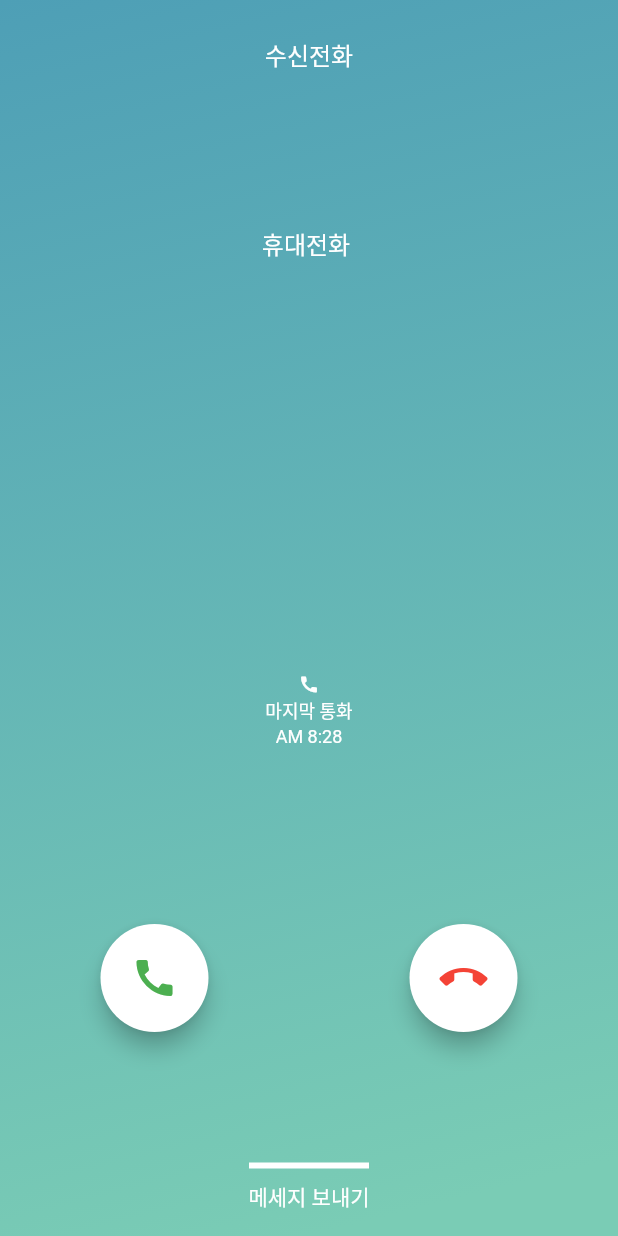
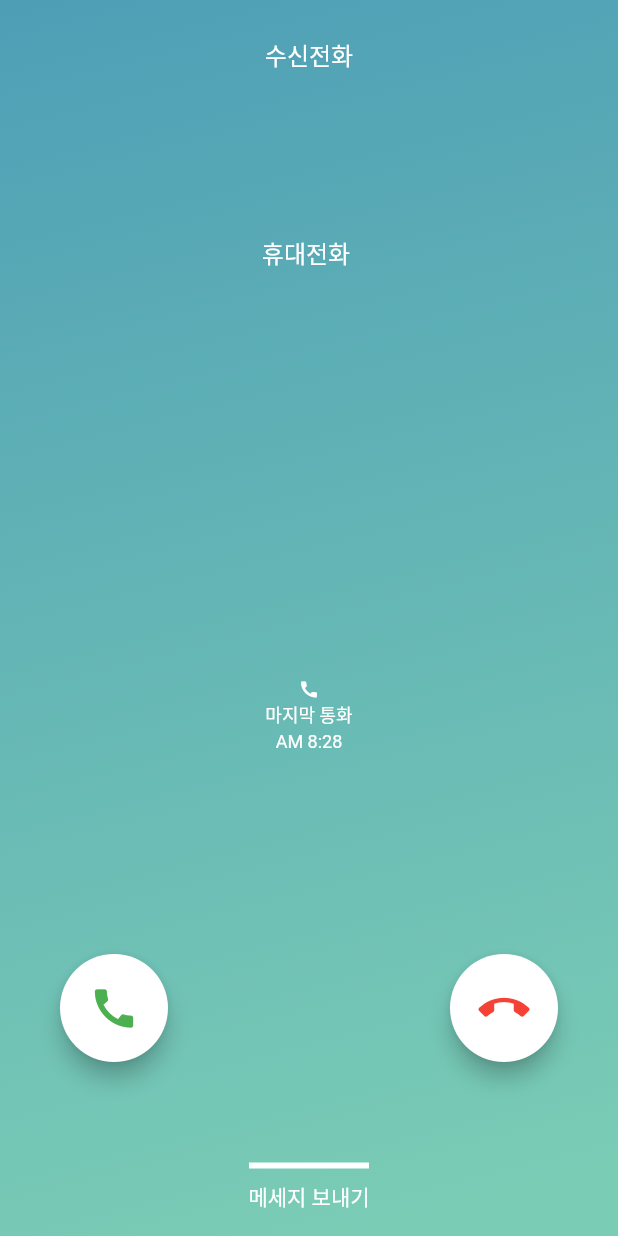
Before and after one commit to choisc91/fake_call, a Flutter app: the WaitCallPage screen opened directly with empty values, on a phone screen of 412 x 824 dp. Run offline on Flutter 3.47's test engine with Material 2 defaults, Android fonts, the phone set to English and light mode, and no system bars; our stand-ins replace numberpicker; missing offline and left inert: simple_ripple_animation.

Commit message:
# 수신중 화면 작성. # 페이지 테마 컬러 변경

```diff
--- a/lib/widget/page_wait_call.dart
+++ b/lib/widget/page_wait_call.dart
@@ -1,9 +1,11 @@
 import 'package:fake_call/model/settings.dart';
+import 'package:fake_call/widget/page_receive.dart';
 import 'package:flutter/material.dart';
 import 'package:flutter/services.dart';
 import 'package:simple_ripple_animation/simple_ripple_animation.dart';
 
 // 수신 화면.
+// todo 현지화 작업 필요.
 class WaitCallPage extends StatefulWidget {
   final Settings settings;
 
@@ -18,7 +20,6 @@ class _WaitCallPageState extends State<WaitCallPage> {
   void initState() {
     super.initState();
     SystemChrome.setEnabledSystemUIMode(SystemUiMode.immersiveSticky);
-    HapticFeedback.lightImpact();
   }
 
   @override
@@ -26,9 +27,9 @@ class _WaitCallPageState extends State<WaitCallPage> {
     return Scaffold(
       floatingActionButtonLocation: FloatingActionButtonLocation.centerFloat,
       floatingActionButton: Padding(
-        padding: const EdgeInsets.only(bottom: 120.0),
+        padding: const EdgeInsets.only(bottom: 100.0, left: 40.0, right: 40.0),
         child: Row(
-          mainAxisAlignment: MainAxisAlignment.spaceAround,
+          mainAxisAlignment: MainAxisAlignment.spaceBetween,
           children: [
             RippleAnimation(
               repeat: true,
@@ -42,13 +43,13 @@ class _WaitCallPageState extends State<WaitCallPage> {
                   heroTag: 'CALL',
                   backgroundColor: Colors.white,
                   onPressed: () {
-                    // todo, 통화중 화면으로 이동.
+                    Navigator.pushReplacement(
+                      context,
+                      MaterialPageRoute(
+                          builder: (context) => ReceivePage(settings: widget.settings)),
+                    );
                   },
-                  child: const Icon(
-                    Icons.call,
-                    color: Colors.green,
-                    size: 32.0,
-                  ),
+                  child: const Icon(Icons.call, color: Colors.green, size: 34.0),
                 ),
               ),
             ),
@@ -63,17 +64,11 @@ class _WaitCallPageState extends State<WaitCallPage> {
                 child: FloatingActionButton(
                   heroTag: 'CALL_END',
                   backgroundColor: Colors.white,
-                  onPressed: () {
-                    // todo, 앱 종료.
-                  },
-                  child: const Icon(
-                    Icons.call_end,
-                    color: Colors.red,
-                    size: 32.0,
-                  ),
+                  onPressed: () => SystemNavigator.pop(),
+                  child: const Icon(Icons.call_end, color: Colors.red, size: 34.0),
                 ),
               ),
-            )
+            ),
           ],
         ),
       ),
@@ -110,10 +105,10 @@ class _WaitCallPageState extends State<WaitCallPage> {
                   widget.settings.name,
                   style: const TextStyle(
                     color: Colors.white,
-                    fontSize: 32.0,
+                    fontSize: 36.0,
                   ),
                 ),
-                const SizedBox(height: 4.0),
+                const SizedBox(height: 6.0),
                 Text(
                   '휴대전화 ${widget.settings.number}',
                   style: const TextStyle(
```
Also changed, not shown: lib/main.dart (+7 -1 lines), lib/widget/page_receive.dart (+135 -1 lines), lib/widget/page_settings.dart (+5 -3 lines).
